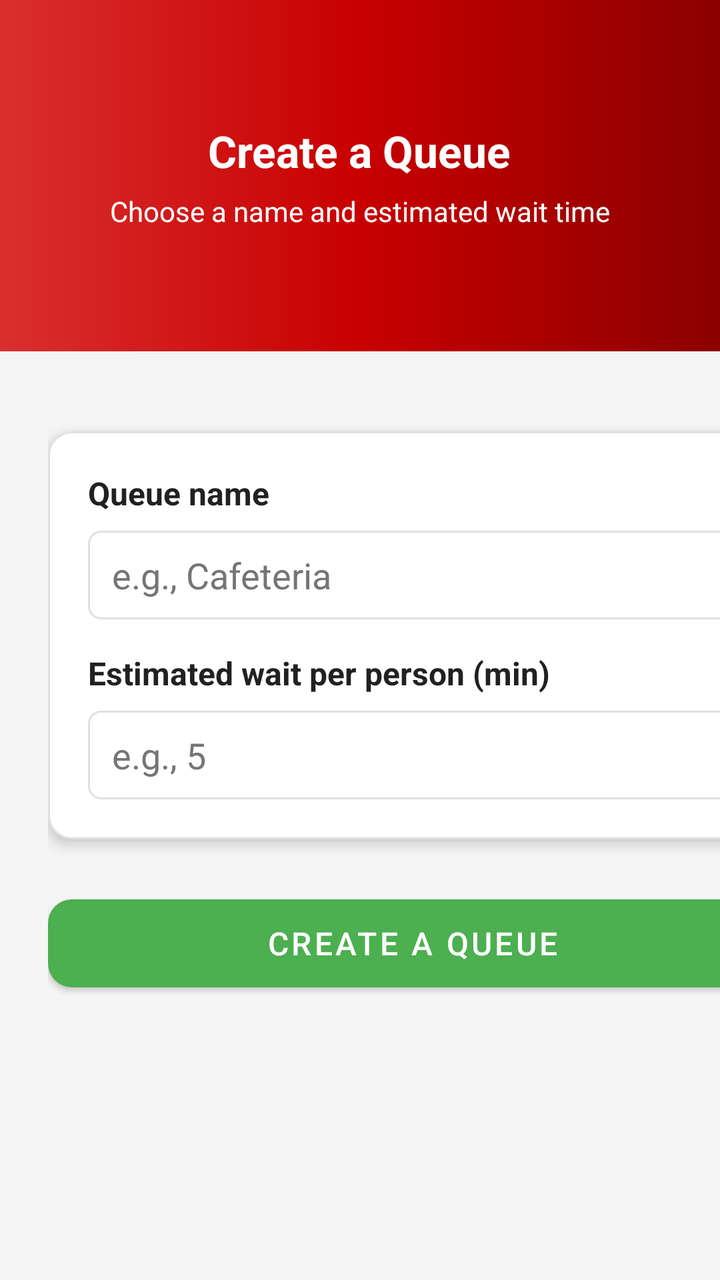
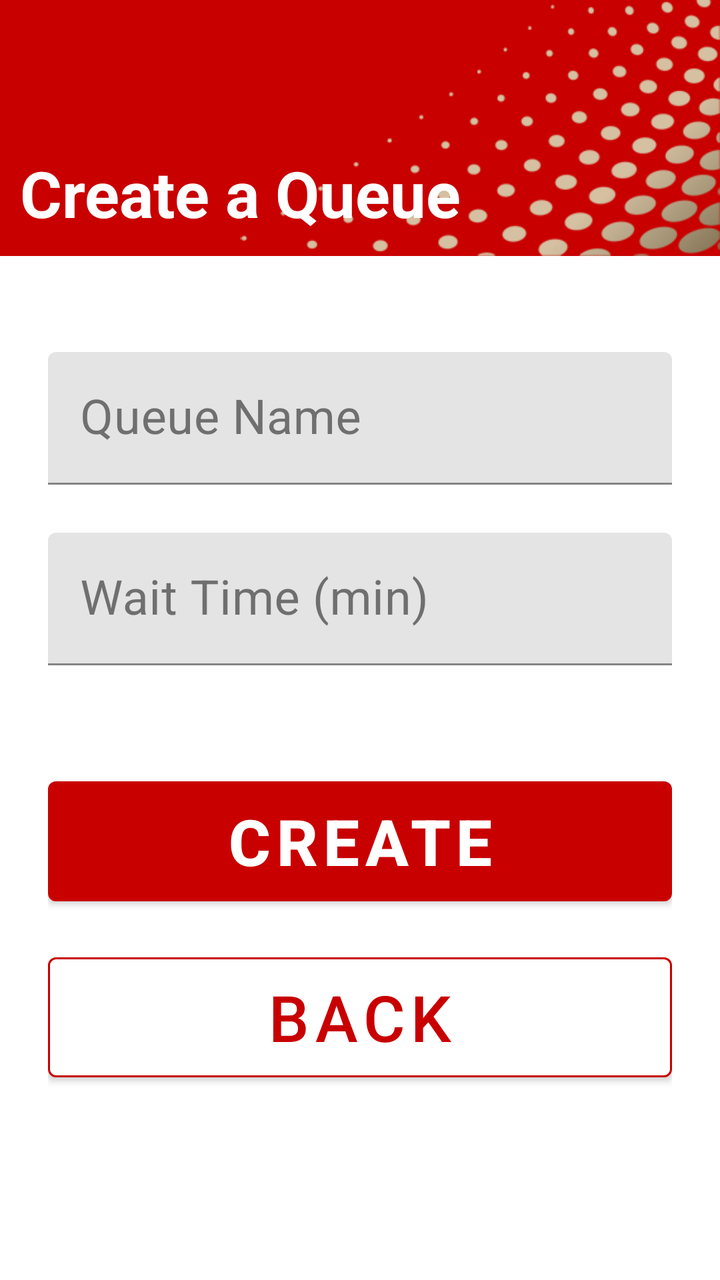

Two renders of the same Android screen: before a commit and after it. Below are the layout's source before the change and the commit's diff.
<!-- AndroidManifest.xml: application theme Theme.VQueue -->
<!-- res/layout/fragment_create_queue.xml -->
<?xml version="1.0" encoding="utf-8"?>
<androidx.core.widget.NestedScrollView
    xmlns:android="http://schemas.android.com/apk/res/android"
    xmlns:app="http://schemas.android.com/apk/res-auto"
    xmlns:tools="http://schemas.android.com/tools"
    android:layout_width="match_parent"
    android:layout_height="match_parent"
    android:background="@color/colorBackground"
    android:fillViewport="true"
    tools:context=".fragments.CreateQueueFragment">

    <androidx.constraintlayout.widget.ConstraintLayout
        android:layout_width="match_parent"
        android:layout_height="wrap_content">

        
        <androidx.constraintlayout.widget.Guideline
            android:id="@+id/headerGuide"
            android:layout_width="wrap_content"
            android:layout_height="wrap_content"
            android:orientation="horizontal"
            app:layout_constraintGuide_percent="0.24" />

        
        <androidx.constraintlayout.widget.ConstraintLayout
            android:id="@+id/headerSection"
            android:layout_width="0dp"
            android:layout_height="0dp"
            android:background="@drawable/bg_banner_red"
            app:layout_constraintTop_toTopOf="parent"
            app:layout_constraintBottom_toTopOf="@id/headerGuide"
            app:layout_constraintStart_toStartOf="parent"
            app:layout_constraintEnd_toEndOf="parent">

            <LinearLayout
                android:id="@+id/headerContent"
                android:layout_width="0dp"
                android:layout_height="0dp"
                android:orientation="vertical"
                android:gravity="center"
                android:paddingStart="24dp"
                android:paddingEnd="24dp"
                app:layout_constraintTop_toTopOf="parent"
                app:layout_constraintBottom_toBottomOf="parent"
                app:layout_constraintStart_toStartOf="parent"
                app:layout_constraintEnd_toEndOf="parent">

                <TextView
                    android:id="@+id/headerTitle"
                    android:layout_width="wrap_content"
                    android:layout_height="wrap_content"
                    android:text="Create a Queue"
                    android:textSize="22sp"
                    android:textStyle="bold"
                    android:textColor="@color/colorTextOnPrimary" />

                <TextView
                    android:id="@+id/headerSubtitle"
                    android:layout_width="wrap_content"
                    android:layout_height="wrap_content"
                    android:layout_marginTop="6dp"
                    android:text="Choose a name and estimated wait time"
                    android:textSize="14sp"
                    android:textColor="@color/colorTextOnPrimary" />
            </LinearLayout>
        </androidx.constraintlayout.widget.ConstraintLayout>

        
        <androidx.constraintlayout.widget.ConstraintLayout
            android:id="@+id/body"
            android:layout_width="413dp"
            android:layout_height="556dp"
            android:padding="24dp"
            app:layout_constraintBottom_toBottomOf="parent"
            app:layout_constraintEnd_toEndOf="parent"
            app:layout_constraintHorizontal_bias="0.0"
            app:layout_constraintStart_toStartOf="parent"
            app:layout_constraintTop_toBottomOf="@id/headerSection"
            app:layout_constraintVertical_bias="0.0">

            
            <com.google.android.material.card.MaterialCardView
                android:id="@+id/createCard"
                android:layout_width="0dp"
                android:layout_height="wrap_content"
                android:layout_marginTop="16dp"
                app:cardBackgroundColor="@color/colorSurface"
                app:cardCornerRadius="12dp"
                app:cardElevation="4dp"
                app:layout_constraintEnd_toEndOf="parent"
                app:layout_constraintStart_toStartOf="parent"
                app:layout_constraintTop_toTopOf="parent"
                app:strokeColor="@color/colorDivider"
                app:strokeWidth="1dp">

                <LinearLayout
                    android:layout_width="match_parent"
                    android:layout_height="wrap_content"
                    android:orientation="vertical"
                    android:padding="20dp">

                    
                    <TextView
                        android:layout_width="wrap_content"
                        android:layout_height="wrap_content"
                        android:layout_marginBottom="8dp"
                        android:text="Queue name"
                        android:textColor="@color/colorTextPrimary"
                        android:textSize="16sp"
                        android:textStyle="bold" />

                    
                    <com.google.android.material.textfield.TextInputEditText
                        android:id="@+id/queueNameEditText"
                        android:layout_width="match_parent"
                        android:layout_height="wrap_content"
                        android:background="@drawable/bg_input_field"
                        android:hint="e.g., Cafeteria"
                        android:imeOptions="actionNext"
                        android:inputType="textCapWords"
                        android:textColor="@color/colorTextPrimary"
                        android:textColorHint="@color/colorTextSecondary" />

                    
                    <TextView
                        android:layout_width="wrap_content"
                        android:layout_height="wrap_content"
                        android:layout_marginTop="16dp"
                        android:layout_marginBottom="8dp"
                        android:text="Estimated wait per person (min)"
                        android:textColor="@color/colorTextPrimary"
                        android:textSize="16sp"
                        android:textStyle="bold" />

                    
                    <com.google.android.material.textfield.TextInputEditText
                        android:id="@+id/waitTimeEditText"
                        android:layout_width="match_parent"
                        android:layout_height="wrap_content"
                        android:background="@drawable/bg_input_field"
                        android:hint="e.g., 5"
                        android:imeOptions="actionDone"
                        android:inputType="number"
                        android:textColor="@color/colorTextPrimary"
                        android:textColorHint="@color/colorTextSecondary" />

                </LinearLayout>
            </com.google.android.material.card.MaterialCardView>

            
            <com.google.android.material.button.MaterialButton
                android:id="@+id/createQueueButton"
                android:layout_width="0dp"
                android:layout_height="56dp"
                android:layout_marginTop="24dp"
                android:text="CREATE A QUEUE"
                android:textAllCaps="true"
                android:textColor="@color/colorTextOnPrimary"
                android:textSize="16sp"
                app:backgroundTint="@color/colorButtonPositive"
                app:cornerRadius="12dp"
                app:layout_constraintEnd_toEndOf="parent"
                app:layout_constraintStart_toStartOf="parent"
                app:layout_constraintTop_toBottomOf="@id/createCard" />

            
            <com.google.android.material.button.MaterialButton
                android:id="@+id/backButton"
                android:layout_width="0dp"
                android:layout_height="56dp"
                android:layout_marginTop="140dp"
                android:text="BACK"
                android:textAllCaps="true"
                android:textColor="@color/colorButtonNeutral"
                android:textSize="16sp"
                app:backgroundTint="@color/colorSurface"
                app:cornerRadius="12dp"
                app:layout_constraintEnd_toEndOf="parent"
                app:layout_constraintHorizontal_bias="0.0"
                app:layout_constraintStart_toStartOf="parent"
                app:layout_constraintTop_toBottomOf="@id/createQueueButton"
                app:strokeColor="@color/colorButtonNeutral"
                app:strokeWidth="2dp" />

        </androidx.constraintlayout.widget.ConstraintLayout>
    </androidx.constraintlayout.widget.ConstraintLayout>
</androidx.core.widget.NestedScrollView>
<!-- resources referenced by this layout -->
<resources>
  <color name="colorBackground">#FFF5F5F5</color>
  <color name="colorButtonNeutral">#FFC107</color>
  <color name="colorButtonPositive">#4CAF50</color>
  <color name="colorDivider">#FFE0E0E0</color>
  <color name="colorSurface">#FFFFFFFF</color>
  <color name="colorTextOnPrimary">#FFFFFFFF</color>
  <color name="colorTextPrimary">#FF212121</color>
  <color name="colorTextSecondary">#FF757575</color>
  <!-- drawable bg_banner_red (drawable) -->
  <?xml version="1.0" encoding="utf-8"?>
  <shape xmlns:android="http://schemas.android.com/apk/res/android"
      android:shape="rectangle">
  
      <gradient
          android:type="linear"
          android:angle="0"
          android:startColor="#FFDA2F2F"
          android:centerColor="#FFC80000"
          android:endColor="#FF8B0000" />
  
  </shape>
  <!-- drawable bg_input_field (drawable) -->
  <?xml version="1.0" encoding="utf-8"?>
  <shape xmlns:android="http://schemas.android.com/apk/res/android"
      android:shape="rectangle">
  
      <solid android:color="@color/colorSurface" />
  
      <stroke
          android:width="1dp"
          android:color="@color/colorDivider" />
  
      <corners android:radius="6dp" />
  
      <padding
          android:left="12dp"
          android:top="10dp"
          android:right="12dp"
          android:bottom="10dp" />
  </shape>
  <style name="Theme.VQueue" parent="Theme.MaterialComponents.DayNight.DarkActionBar">
          
          <item name="colorPrimary">@color/primary</item>
          <item name="colorPrimaryVariant">@color/primary_dark</item>
          <item name="colorOnPrimary">@color/text_on_primary</item>
  
          <item name="colorSecondary">@color/accent</item>
          <item name="colorOnSecondary">@color/text_on_primary</item>
  
          
          <item name="android:colorBackground">@color/background_primary</item>
          <item name="colorSurface">@color/surface</item>
          <item name="colorOnSurface">@color/text_primary</item>
  
          
          <item name="android:statusBarColor">@color/primary</item>
      </style>
  <color name="primary">@color/colorPrimary</color>
  <color name="primary_dark">@color/colorPrimaryDark</color>
  <color name="text_on_primary">@color/colorTextOnPrimary</color>
  <color name="accent">@color/colorButtonPositive</color>
  <color name="background_primary">@color/colorBackground</color>
  <color name="surface">@color/colorSurface</color>
  <color name="text_primary">@color/colorTextPrimary</color>
  <color name="colorPrimary">#C80000</color>
  <color name="colorPrimaryDark">#A00000</color>
</resources>

<!-- the commit's change to res/layout/fragment_create_queue.xml (unified diff, before → after) -->
@@ -1,187 +1,129 @@
 <?xml version="1.0" encoding="utf-8"?>
-<androidx.core.widget.NestedScrollView
-    xmlns:android="http://schemas.android.com/apk/res/android"
+<androidx.constraintlayout.widget.ConstraintLayout xmlns:android="http://schemas.android.com/apk/res/android"
     xmlns:app="http://schemas.android.com/apk/res-auto"
-    xmlns:tools="http://schemas.android.com/tools"
     android:layout_width="match_parent"
     android:layout_height="match_parent"
-    android:background="@color/colorBackground"
-    android:fillViewport="true"
-    tools:context=".fragments.CreateQueueFragment">
+    android:background="@color/background_primary">
 
+    
     <androidx.constraintlayout.widget.ConstraintLayout
+        android:id="@+id/headerSection"
         android:layout_width="match_parent"
-        android:layout_height="wrap_content">
+        android:layout_height="0dp"
+        android:background="@drawable/bg"
+        android:orientation="vertical"
+        android:padding="10dp"
+        app:layout_constraintTop_toTopOf="parent"
+        app:layout_constraintStart_toStartOf="parent"
+        app:layout_constraintEnd_toEndOf="parent"
+        app:layout_constraintHeight_percent="0.2">
 
-        
-        <androidx.constraintlayout.widget.Guideline
-            android:id="@+id/headerGuide"
+        <TextView
+            android:id="@+id/headerText"
             android:layout_width="wrap_content"
             android:layout_height="wrap_content"
-            android:orientation="horizontal"
-            app:layout_constraintGuide_percent="0.24" />
+            android:text="Create a Queue"
+            android:textColor="@color/text_on_primary"
+            android:textSize="32sp"
+            android:textStyle="bold"
+            app:layout_constraintBottom_toBottomOf="parent"
+            app:layout_constraintStart_toStartOf="parent" />
 
-        
+    </androidx.constraintlayout.widget.ConstraintLayout>
+
+    
+    <androidx.core.widget.NestedScrollView
+        android:layout_width="match_parent"
+        android:layout_height="0dp"
+        android:fillViewport="true"
+        app:layout_constraintTop_toBottomOf="@id/headerSection"
+        app:layout_constraintBottom_toBottomOf="parent"
+        app:layout_constraintStart_toStartOf="parent"
+        app:layout_constraintEnd_toEndOf="parent">
+
         <androidx.constraintlayout.widget.ConstraintLayout
-            android:id="@+id/headerSection"
-            android:layout_width="0dp"
-            android:layout_height="0dp"
-            android:background="@drawable/bg_banner_red"
-            app:layout_constraintTop_toTopOf="parent"
-            app:layout_constraintBottom_toTopOf="@id/headerGuide"
-            app:layout_constraintStart_toStartOf="parent"
-            app:layout_constraintEnd_toEndOf="parent">
+            android:layout_width="match_parent"
+            android:layout_height="wrap_content"
+            android:padding="24dp">
 
-            <LinearLayout
-                android:id="@+id/headerContent"
+            
+            <com.google.android.material.textfield.TextInputLayout
+                android:id="@+id/queueNameLayout"
                 android:layout_width="0dp"
-                android:layout_height="0dp"
-                android:orientation="vertical"
-                android:gravity="center"
-                android:paddingStart="24dp"
-                android:paddingEnd="24dp"
+                android:layout_height="wrap_content"
+                android:layout_marginTop="24dp"
+                android:hint="Queue Name"
+                app:boxStrokeColor="@color/primary"
+                app:hintTextColor="@color/primary"
                 app:layout_constraintTop_toTopOf="parent"
-                app:layout_constraintBottom_toBottomOf="parent"
                 app:layout_constraintStart_toStartOf="parent"
                 app:layout_constraintEnd_toEndOf="parent">
 
-                <TextView
-                    android:id="@+id/headerTitle"
-                    android:layout_width="wrap_content"
+                <com.google.android.material.textfield.TextInputEditText
+                    android:id="@+id/queueNameEditText"
+                    android:layout_width="match_parent"
                     android:layout_height="wrap_content"
-                    android:text="Create a Queue"
-                    android:textSize="22sp"
-                    android:textStyle="bold"
-                    android:textColor="@color/colorTextOnPrimary" />
+                    android:inputType="text"
+                    android:textSize="24sp" />
 
-                <TextView
-                    android:id="@+id/headerSubtitle"
-                    android:layout_width="wrap_content"
-                    android:layout_height="wrap_content"
-                    android:layout_marginTop="6dp"
-                    android:text="Choose a name and estimated wait time"
-                    android:textSize="14sp"
-                    android:textColor="@color/colorTextOnPrimary" />
-            </LinearLayout>
-        </androidx.constraintlayout.widget.ConstraintLayout>
-
-        
-        <androidx.constraintlayout.widget.ConstraintLayout
-            android:id="@+id/body"
-            android:layout_width="413dp"
-            android:layout_height="556dp"
-            android:padding="24dp"
-            app:layout_constraintBottom_toBottomOf="parent"
-            app:layout_constraintEnd_toEndOf="parent"
-            app:layout_constraintHorizontal_bias="0.0"
-            app:layout_constraintStart_toStartOf="parent"
-            app:layout_constraintTop_toBottomOf="@id/headerSection"
-            app:layout_constraintVertical_bias="0.0">
+            </com.google.android.material.textfield.TextInputLayout>
 
             
-            <com.google.android.material.card.MaterialCardView
-                android:id="@+id/createCard"
+            <com.google.android.material.textfield.TextInputLayout
+                android:id="@+id/waitTimeLayout"
                 android:layout_width="0dp"
                 android:layout_height="wrap_content"
-                android:layout_marginTop="16dp"
-                app:cardBackgroundColor="@color/colorSurface"
-                app:cardCornerRadius="12dp"
-                app:cardElevation="4dp"
-                app:layout_constraintEnd_toEndOf="parent"
+                android:layout_marginTop="24dp"
+                android:hint="Wait Time (min)"
+                app:boxStrokeColor="@color/primary"
+                app:hintTextColor="@color/primary"
+                app:layout_constraintTop_toBottomOf="@id/queueNameLayout"
                 app:layout_constraintStart_toStartOf="parent"
-                app:layout_constraintTop_toTopOf="parent"
-                app:strokeColor="@color/colorDivider"
-                app:strokeWidth="1dp">
+                app:layout_constraintEnd_toEndOf="parent">
 
-                <LinearLayout
+                <com.google.android.material.textfield.TextInputEditText
+                    android:id="@+id/waitTimeEditText"
                     android:layout_width="match_parent"
                     android:layout_height="wrap_content"
-                    android:orientation="vertical"
-                    android:padding="20dp">
+                    android:inputType="number"
+                    android:textSize="24sp" />
 
-                    
-                    <TextView
-                        android:layout_width="wrap_content"
-                        android:layout_height="wrap_content"
-                        android:layout_marginBottom="8dp"
-                        android:text="Queue name"
-                        android:textColor="@color/colorTextPrimary"
-                        android:textSize="16sp"
-                        android:textStyle="bold" />
+            </com.google.android.material.textfield.TextInputLayout>
 
-                    
-                    <com.google.android.material.textfield.TextInputEditText
-                        android:id="@+id/queueNameEditText"
-                        android:layout_width="match_parent"
-                        android:layout_height="wrap_content"
-                        android:background="@drawable/bg_input_field"
-                        android:hint="e.g., Cafeteria"
-                        android:imeOptions="actionNext"
-                        android:inputType="textCapWords"
-                        android:textColor="@color/colorTextPrimary"
-                        android:textColorHint="@color/colorTextSecondary" />
-
-                    
-                    <TextView
-                        android:layout_width="wrap_content"
-                        android:layout_height="wrap_content"
-                        android:layout_marginTop="16dp"
-                        android:layout_marginBottom="8dp"
-                        android:text="Estimated wait per person (min)"
-                        android:textColor="@color/colorTextPrimary"
-                        android:textSize="16sp"
-                        android:textStyle="bold" />
-
-                    
-                    <com.google.android.material.textfield.TextInputEditText
-                        android:id="@+id/waitTimeEditText"
-                        android:layout_width="match_parent"
-                        android:layout_height="wrap_content"
-                        android:background="@drawable/bg_input_field"
-                        android:hint="e.g., 5"
-                        android:imeOptions="actionDone"
-                        android:inputType="number"
-                        android:textColor="@color/colorTextPrimary"
-                        android:textColorHint="@color/colorTextSecondary" />
-
-                </LinearLayout>
-            </com.google.android.material.card.MaterialCardView>
+            
 
             
             <com.google.android.material.button.MaterialButton
                 android:id="@+id/createQueueButton"
                 android:layout_width="0dp"
-                android:layout_height="56dp"
-                android:layout_marginTop="24dp"
-                android:text="CREATE A QUEUE"
-                android:textAllCaps="true"
-                android:textColor="@color/colorTextOnPrimary"
-                android:textSize="16sp"
-                app:backgroundTint="@color/colorButtonPositive"
-                app:cornerRadius="12dp"
+                android:layout_height="72dp"
+                android:layout_marginTop="52dp"
+                android:text="Create"
+                android:textSize="32sp"
+                android:textStyle="bold"
+                app:backgroundTint="@color/primary"
                 app:layout_constraintEnd_toEndOf="parent"
+                app:layout_constraintHorizontal_bias="0.0"
                 app:layout_constraintStart_toStartOf="parent"
-                app:layout_constraintTop_toBottomOf="@id/createCard" />
+                app:layout_constraintTop_toBottomOf="@id/waitTimeLayout" />
 
-            
             <com.google.android.material.button.MaterialButton
                 android:id="@+id/backButton"
                 android:layout_width="0dp"
-                android:layout_height="56dp"
-                android:layout_marginTop="140dp"
-                android:text="BACK"
-                android:textAllCaps="true"
-                android:textColor="@color/colorButtonNeutral"
-                android:textSize="16sp"
-                app:backgroundTint="@color/colorSurface"
-                app:cornerRadius="12dp"
-                app:layout_constraintEnd_toEndOf="parent"
-                app:layout_constraintHorizontal_bias="0.0"
+                android:layout_height="72dp"
+                android:layout_marginTop="16dp"
+                app:strokeColor="@color/primary"
+                app:strokeWidth="1dp"
+                android:text="Back"
+                android:textSize="32sp"
+                android:textColor="@color/primary"
+                app:backgroundTint="@color/white"
+                app:layout_constraintTop_toBottomOf="@id/createQueueButton"
                 app:layout_constraintStart_toStartOf="parent"
-                app:layout_constraintTop_toBottomOf="@id/createQueueButton"
-                app:strokeColor="@color/colorButtonNeutral"
-                app:strokeWidth="2dp" />
+                app:layout_constraintEnd_toEndOf="parent" />
 
         </androidx.constraintlayout.widget.ConstraintLayout>
-    </androidx.constraintlayout.widget.ConstraintLayout>
-</androidx.core.widget.NestedScrollView>
+
+    </androidx.core.widget.NestedScrollView>
+
+</androidx.constraintlayout.widget.ConstraintLayout>
<!-- resource entries referenced after the edit -->
@@ -1,45 +1,5 @@
 <!-- resources referenced by this layout -->
 <resources>
-  <color name="colorBackground">#FFF5F5F5</color>
-  <color name="colorButtonNeutral">#FFC107</color>
-  <color name="colorButtonPositive">#4CAF50</color>
-  <color name="colorDivider">#FFE0E0E0</color>
-  <color name="colorSurface">#FFFFFFFF</color>
-  <color name="colorTextOnPrimary">#FFFFFFFF</color>
-  <color name="colorTextPrimary">#FF212121</color>
-  <color name="colorTextSecondary">#FF757575</color>
-  <!-- drawable bg_banner_red (drawable) -->
-  <?xml version="1.0" encoding="utf-8"?>
-  <shape xmlns:android="http://schemas.android.com/apk/res/android"
-      android:shape="rectangle">
-  
-      <gradient
-          android:type="linear"
-          android:angle="0"
-          android:startColor="#FFDA2F2F"
-          android:centerColor="#FFC80000"
-          android:endColor="#FF8B0000" />
-  
-  </shape>
-  <!-- drawable bg_input_field (drawable) -->
-  <?xml version="1.0" encoding="utf-8"?>
-  <shape xmlns:android="http://schemas.android.com/apk/res/android"
-      android:shape="rectangle">
-  
-      <solid android:color="@color/colorSurface" />
-  
-      <stroke
-          android:width="1dp"
-          android:color="@color/colorDivider" />
-  
-      <corners android:radius="6dp" />
-  
-      <padding
-          android:left="12dp"
-          android:top="10dp"
-          android:right="12dp"
-          android:bottom="10dp" />
-  </shape>
   <style name="Theme.VQueue" parent="Theme.MaterialComponents.DayNight.DarkActionBar">
           
           <item name="colorPrimary">@color/primary</item>
@@ -57,14 +17,32 @@
           
           <item name="android:statusBarColor">@color/primary</item>
       </style>
-  <color name="primary">@color/colorPrimary</color>
-  <color name="primary_dark">@color/colorPrimaryDark</color>
-  <color name="text_on_primary">@color/colorTextOnPrimary</color>
-  <color name="accent">@color/colorButtonPositive</color>
-  <color name="background_primary">@color/colorBackground</color>
-  <color name="surface">@color/colorSurface</color>
-  <color name="text_primary">@color/colorTextPrimary</color>
-  <color name="colorPrimary">#C80000</color>
-  <color name="colorPrimaryDark">#A00000</color>
+  <!-- drawable img: png bitmap (drawable, 26923 bytes) -->
+  <color name="primary">#C80000</color>
+  <color name="primary_dark">#BB0000</color>
+  <color name="text_on_primary">#FFFFFFFF</color>
+  <color name="white">#FFFFFFFF</color>
+  <!-- drawable bg (drawable) -->
+  <layer-list xmlns:android="http://schemas.android.com/apk/res/android">
+  
+      
+      <item>
+          <shape android:shape="rectangle">
+              <solid android:color="@color/primary" />
+          </shape>
+      </item>
+  
+      
+      <item
+          android:drawable="@drawable/img"
+          android:gravity="bottom|end"
+          android:width="240dp"
+          android:height="240dp"
+          android:tileMode="disabled" />
+  </layer-list>
+  <color name="accent">#FF03DAC5</color>
+  <color name="background_primary">#FFFFFF</color>
+  <color name="surface">#FFFFFFFF</color>
+  <color name="text_primary">#FF212121</color>
 </resources>
 
